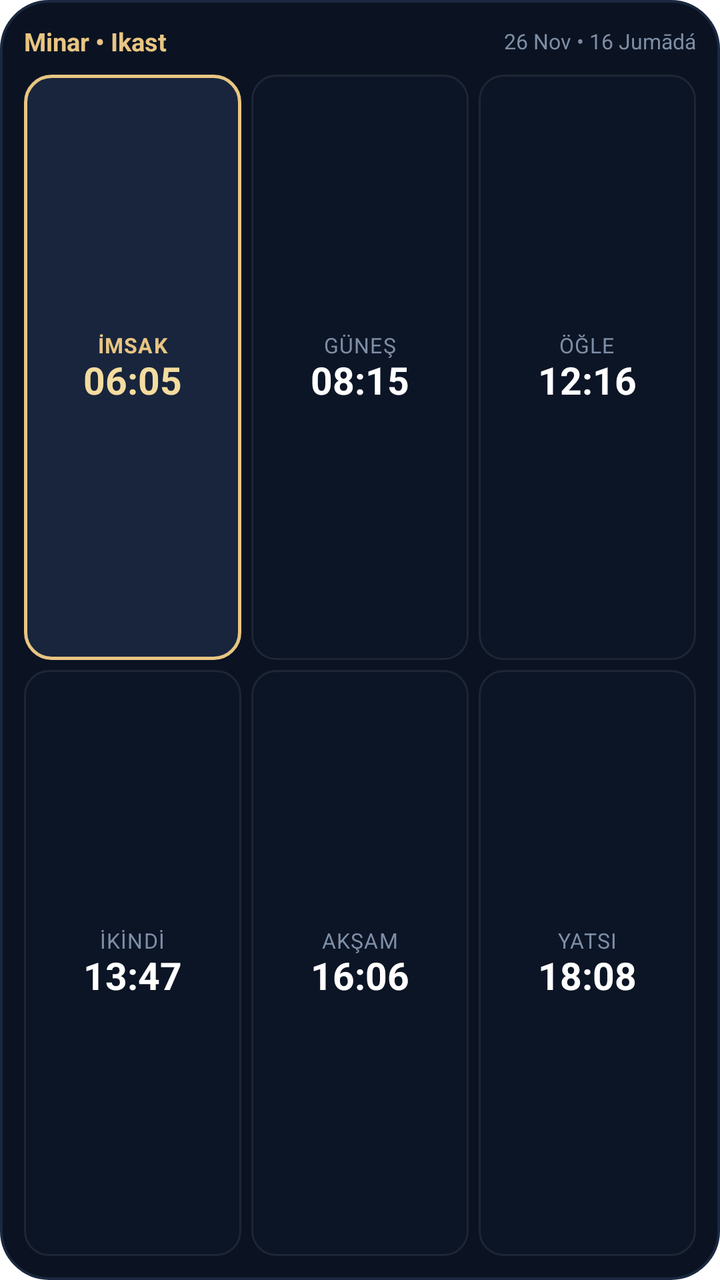
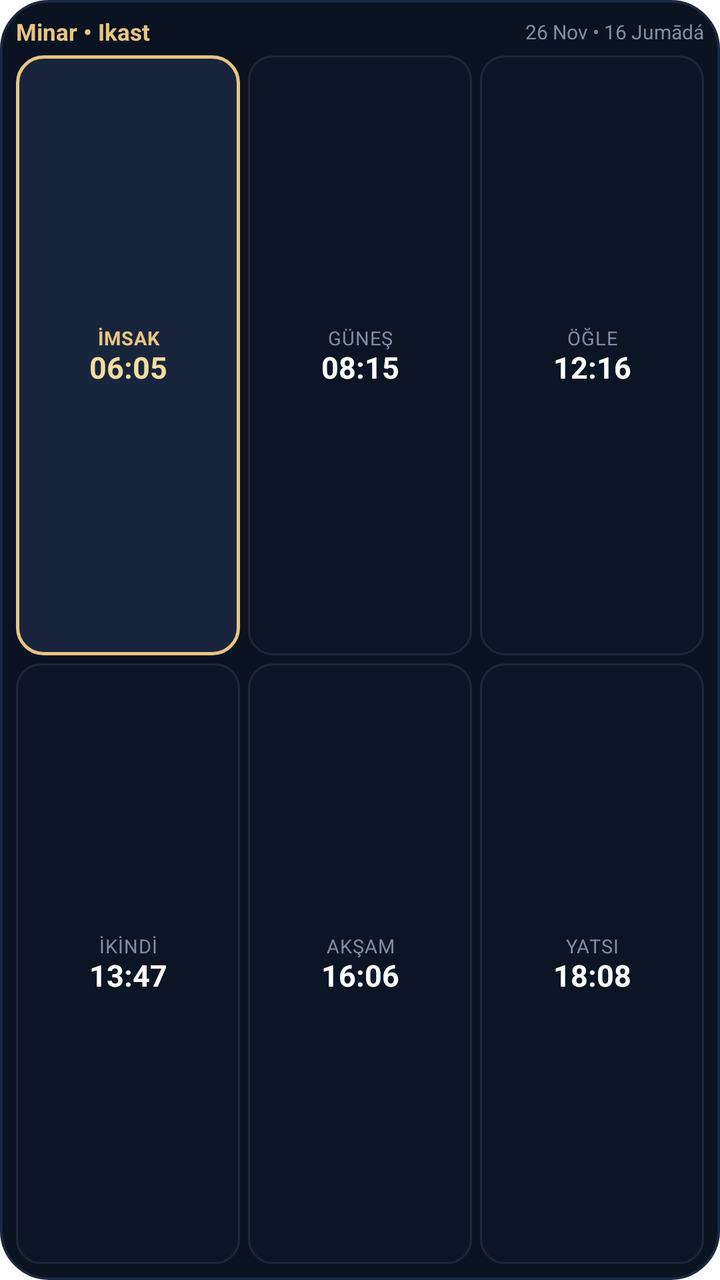

Screens rendered from an Android XML layout before and after an edit, with the pre-edit source and the edit as a unified diff.
<!-- AndroidManifest.xml: fallback theme Theme.MaterialComponents.DayNight.NoActionBar -->
<!-- res/layout/widget_timetable.xml -->
<?xml version="1.0" encoding="utf-8"?>
<LinearLayout xmlns:android="http://schemas.android.com/apk/res/android"
    android:id="@+id/widget_timetable_root"
    android:layout_width="match_parent"
    android:layout_height="match_parent"
    android:background="@drawable/widget_bg_midnight"
    android:orientation="vertical"
    android:padding="12dp">

    
    <LinearLayout
        android:id="@+id/widget_tt_header"
        android:layout_width="match_parent"
        android:layout_height="wrap_content"
        android:gravity="center_vertical"
        android:orientation="horizontal"
        android:paddingBottom="8dp">

        <TextView
            android:id="@+id/widget_tt_title"
            android:layout_width="0dp"
            android:layout_height="wrap_content"
            android:layout_weight="1"
            android:ellipsize="end"
            android:maxLines="1"
            android:text="Minar • Ikast"
            android:textColor="#E8C582"
            android:textSize="12.5sp"
            android:textStyle="bold" />

        <TextView
            android:id="@+id/widget_tt_date"
            android:layout_width="wrap_content"
            android:layout_height="wrap_content"
            android:ellipsize="end"
            android:maxLines="1"
            android:text="26 Nov • 16 Jumādá"
            android:textColor="#7E8EA6"
            android:textSize="10.5sp" />
    </LinearLayout>

    
    <LinearLayout
        android:layout_width="match_parent"
        android:layout_height="0dp"
        android:layout_weight="1"
        android:orientation="vertical">

        
        <LinearLayout
            android:layout_width="match_parent"
            android:layout_height="0dp"
            android:layout_marginBottom="5dp"
            android:layout_weight="1"
            android:orientation="horizontal">

            
            <LinearLayout
                android:id="@+id/widget_cell_0"
                android:layout_width="0dp"
                android:layout_height="match_parent"
                android:layout_marginEnd="5dp"
                android:layout_weight="1"
                android:background="@drawable/widget_cell_active_gold"
                android:gravity="center"
                android:orientation="vertical"
                android:padding="3dp">

                <TextView
                    android:id="@+id/widget_name_0"
                    android:layout_width="wrap_content"
                    android:layout_height="wrap_content"
                    android:letterSpacing="0.04"
                    android:text="İMSAK"
                    android:textColor="#E8C582"
                    android:textSize="10.5sp"
                    android:textStyle="bold" />

                <TextView
                    android:id="@+id/widget_time_0"
                    android:layout_width="wrap_content"
                    android:layout_height="wrap_content"
                    android:includeFontPadding="false"
                    android:text="06:05"
                    android:textColor="#F4DC9F"
                    android:textSize="19sp"
                    android:textStyle="bold" />
            </LinearLayout>

            
            <LinearLayout
                android:id="@+id/widget_cell_1"
                android:layout_width="0dp"
                android:layout_height="match_parent"
                android:layout_marginEnd="5dp"
                android:layout_weight="1"
                android:background="@drawable/widget_cell_normal"
                android:gravity="center"
                android:orientation="vertical"
                android:padding="3dp">

                <TextView
                    android:id="@+id/widget_name_1"
                    android:layout_width="wrap_content"
                    android:layout_height="wrap_content"
                    android:letterSpacing="0.04"
                    android:text="GÜNEŞ"
                    android:textColor="#7E8EA6"
                    android:textSize="10.5sp" />

                <TextView
                    android:id="@+id/widget_time_1"
                    android:layout_width="wrap_content"
                    android:layout_height="wrap_content"
                    android:includeFontPadding="false"
                    android:text="08:15"
                    android:textColor="#FFFFFF"
                    android:textSize="19sp"
                    android:textStyle="bold" />
            </LinearLayout>

            
            <LinearLayout
                android:id="@+id/widget_cell_2"
                android:layout_width="0dp"
                android:layout_height="match_parent"
                android:layout_weight="1"
                android:background="@drawable/widget_cell_normal"
                android:gravity="center"
                android:orientation="vertical"
                android:padding="3dp">

                <TextView
                    android:id="@+id/widget_name_2"
                    android:layout_width="wrap_content"
                    android:layout_height="wrap_content"
                    android:letterSpacing="0.04"
                    android:text="ÖĞLE"
                    android:textColor="#7E8EA6"
                    android:textSize="10.5sp" />

                <TextView
                    android:id="@+id/widget_time_2"
                    android:layout_width="wrap_content"
                    android:layout_height="wrap_content"
                    android:includeFontPadding="false"
                    android:text="12:16"
                    android:textColor="#FFFFFF"
                    android:textSize="19sp"
                    android:textStyle="bold" />
            </LinearLayout>
        </LinearLayout>

        
        <LinearLayout
            android:layout_width="match_parent"
            android:layout_height="0dp"
            android:layout_weight="1"
            android:orientation="horizontal">

            
            <LinearLayout
                android:id="@+id/widget_cell_3"
                android:layout_width="0dp"
                android:layout_height="match_parent"
                android:layout_marginEnd="5dp"
                android:layout_weight="1"
                android:background="@drawable/widget_cell_normal"
                android:gravity="center"
                android:orientation="vertical"
                android:padding="3dp">

                <TextView
                    android:id="@+id/widget_name_3"
                    android:layout_width="wrap_content"
                    android:layout_height="wrap_content"
                    android:letterSpacing="0.04"
                    android:text="İKİNDİ"
                    android:textColor="#7E8EA6"
                    android:textSize="10.5sp" />

                <TextView
                    android:id="@+id/widget_time_3"
                    android:layout_width="wrap_content"
                    android:layout_height="wrap_content"
                    android:includeFontPadding="false"
                    android:text="13:47"
                    android:textColor="#FFFFFF"
                    android:textSize="19sp"
                    android:textStyle="bold" />
            </LinearLayout>

            
            <LinearLayout
                android:id="@+id/widget_cell_4"
                android:layout_width="0dp"
                android:layout_height="match_parent"
                android:layout_marginEnd="5dp"
                android:layout_weight="1"
                android:background="@drawable/widget_cell_normal"
                android:gravity="center"
                android:orientation="vertical"
                android:padding="3dp">

                <TextView
                    android:id="@+id/widget_name_4"
                    android:layout_width="wrap_content"
                    android:layout_height="wrap_content"
                    android:letterSpacing="0.04"
                    android:text="AKŞAM"
                    android:textColor="#7E8EA6"
                    android:textSize="10.5sp" />

                <TextView
                    android:id="@+id/widget_time_4"
                    android:layout_width="wrap_content"
                    android:layout_height="wrap_content"
                    android:includeFontPadding="false"
                    android:text="16:06"
                    android:textColor="#FFFFFF"
                    android:textSize="19sp"
                    android:textStyle="bold" />
            </LinearLayout>

            
            <LinearLayout
                android:id="@+id/widget_cell_5"
                android:layout_width="0dp"
                android:layout_height="match_parent"
                android:layout_weight="1"
                android:background="@drawable/widget_cell_normal"
                android:gravity="center"
                android:orientation="vertical"
                android:padding="3dp">

                <TextView
                    android:id="@+id/widget_name_5"
                    android:layout_width="wrap_content"
                    android:layout_height="wrap_content"
                    android:letterSpacing="0.04"
                    android:text="YATSI"
                    android:textColor="#7E8EA6"
                    android:textSize="10.5sp" />

                <TextView
                    android:id="@+id/widget_time_5"
                    android:layout_width="wrap_content"
                    android:layout_height="wrap_content"
                    android:includeFontPadding="false"
                    android:text="18:08"
                    android:textColor="#FFFFFF"
                    android:textSize="19sp"
                    android:textStyle="bold" />
            </LinearLayout>
        </LinearLayout>
    </LinearLayout>
</LinearLayout>
<!-- resources referenced by this layout -->
<resources>
  <!-- drawable widget_bg_midnight (drawable) -->
  <?xml version="1.0" encoding="utf-8"?>
  <shape xmlns:android="http://schemas.android.com/apk/res/android"
      android:shape="rectangle">
      <solid android:color="#0B1322" />
      <stroke android:width="1.2dp" android:color="#1A2840" />
      <corners android:radius="24dp" />
  </shape>
  <!-- drawable widget_cell_active_gold (drawable) -->
  <?xml version="1.0" encoding="utf-8"?>
  <shape xmlns:android="http://schemas.android.com/apk/res/android"
      android:shape="rectangle">
      <solid android:color="#18253D" />
      <stroke android:width="1.5dp" android:color="#E8C582" />
      <corners android:radius="13dp" />
  </shape>
  <!-- drawable widget_cell_normal (drawable) -->
  <?xml version="1.0" encoding="utf-8"?>
  <shape xmlns:android="http://schemas.android.com/apk/res/android"
      android:shape="rectangle">
      <solid android:color="#0C1526" />
      <corners android:radius="12dp" />
      <stroke
          android:width="1dp"
          android:color="#14FFFFFF" />
  </shape>
</resources>

<!-- the commit's change to res/layout/widget_timetable.xml (unified diff, before → after) -->
@@ -5,7 +5,7 @@
     android:layout_height="match_parent"
     android:background="@drawable/widget_bg_midnight"
     android:orientation="vertical"
-    android:padding="12dp">
+    android:padding="8dp">
 
     
     <LinearLayout
@@ -14,7 +14,7 @@
         android:layout_height="wrap_content"
         android:gravity="center_vertical"
         android:orientation="horizontal"
-        android:paddingBottom="8dp">
+        android:paddingBottom="4dp">
 
         <TextView
             android:id="@+id/widget_tt_title"
@@ -25,7 +25,7 @@
             android:maxLines="1"
             android:text="Minar • Ikast"
             android:textColor="#E8C582"
-            android:textSize="12.5sp"
+            android:textSize="11.5sp"
             android:textStyle="bold" />
 
         <TextView
@@ -36,7 +36,7 @@
             android:maxLines="1"
             android:text="26 Nov • 16 Jumādá"
             android:textColor="#7E8EA6"
-            android:textSize="10.5sp" />
+            android:textSize="10sp" />
     </LinearLayout>
 
     
@@ -50,7 +50,7 @@
         <LinearLayout
             android:layout_width="match_parent"
             android:layout_height="0dp"
-            android:layout_marginBottom="5dp"
+            android:layout_marginBottom="4dp"
             android:layout_weight="1"
             android:orientation="horizontal">
 
@@ -59,31 +59,38 @@
                 android:id="@+id/widget_cell_0"
                 android:layout_width="0dp"
                 android:layout_height="match_parent"
-                android:layout_marginEnd="5dp"
+                android:layout_marginEnd="4dp"
                 android:layout_weight="1"
                 android:background="@drawable/widget_cell_active_gold"
                 android:gravity="center"
                 android:orientation="vertical"
-                android:padding="3dp">
+                android:paddingHorizontal="2dp"
+                android:paddingVertical="1dp">
 
                 <TextView
                     android:id="@+id/widget_name_0"
-                    android:layout_width="wrap_content"
-                    android:layout_height="wrap_content"
-                    android:letterSpacing="0.04"
+                    android:layout_width="match_parent"
+                    android:layout_height="wrap_content"
+                    android:ellipsize="end"
+                    android:gravity="center"
+                    android:letterSpacing="0.04"
+                    android:maxLines="1"
                     android:text="İMSAK"
                     android:textColor="#E8C582"
-                    android:textSize="10.5sp"
+                    android:textSize="9.5sp"
                     android:textStyle="bold" />
 
                 <TextView
                     android:id="@+id/widget_time_0"
-                    android:layout_width="wrap_content"
-                    android:layout_height="wrap_content"
-                    android:includeFontPadding="false"
+                    android:layout_width="match_parent"
+                    android:layout_height="wrap_content"
+                    android:ellipsize="end"
+                    android:gravity="center"
+                    android:includeFontPadding="false"
+                    android:maxLines="1"
                     android:text="06:05"
                     android:textColor="#F4DC9F"
-                    android:textSize="19sp"
+                    android:textSize="15sp"
                     android:textStyle="bold" />
             </LinearLayout>
 
@@ -92,30 +99,37 @@
                 android:id="@+id/widget_cell_1"
                 android:layout_width="0dp"
                 android:layout_height="match_parent"
-                android:layout_marginEnd="5dp"
-                android:layout_weight="1"
-                android:background="@drawable/widget_cell_normal"
-                android:gravity="center"
-                android:orientation="vertical"
-                android:padding="3dp">
+                android:layout_marginEnd="4dp"
+                android:layout_weight="1"
+                android:background="@drawable/widget_cell_normal"
+                android:gravity="center"
+                android:orientation="vertical"
+                android:paddingHorizontal="2dp"
+                android:paddingVertical="1dp">
 
                 <TextView
                     android:id="@+id/widget_name_1"
-                    android:layout_width="wrap_content"
-                    android:layout_height="wrap_content"
-                    android:letterSpacing="0.04"
+                    android:layout_width="match_parent"
+                    android:layout_height="wrap_content"
+                    android:ellipsize="end"
+                    android:gravity="center"
+                    android:letterSpacing="0.04"
+                    android:maxLines="1"
                     android:text="GÜNEŞ"
                     android:textColor="#7E8EA6"
-                    android:textSize="10.5sp" />
+                    android:textSize="9.5sp" />
 
                 <TextView
                     android:id="@+id/widget_time_1"
-                    android:layout_width="wrap_content"
-                    android:layout_height="wrap_content"
-                    android:includeFontPadding="false"
+                    android:layout_width="match_parent"
+                    android:layout_height="wrap_content"
+                    android:ellipsize="end"
+                    android:gravity="center"
+                    android:includeFontPadding="false"
+                    android:maxLines="1"
                     android:text="08:15"
                     android:textColor="#FFFFFF"
-                    android:textSize="19sp"
+                    android:textSize="15sp"
                     android:textStyle="bold" />
             </LinearLayout>
 
@@ -128,25 +142,32 @@
                 android:background="@drawable/widget_cell_normal"
                 android:gravity="center"
                 android:orientation="vertical"
-                android:padding="3dp">
+                android:paddingHorizontal="2dp"
+                android:paddingVertical="1dp">
 
                 <TextView
                     android:id="@+id/widget_name_2"
-                    android:layout_width="wrap_content"
-                    android:layout_height="wrap_content"
-                    android:letterSpacing="0.04"
+                    android:layout_width="match_parent"
+                    android:layout_height="wrap_content"
+                    android:ellipsize="end"
+                    android:gravity="center"
+                    android:letterSpacing="0.04"
+                    android:maxLines="1"
                     android:text="ÖĞLE"
                     android:textColor="#7E8EA6"
-                    android:textSize="10.5sp" />
+                    android:textSize="9.5sp" />
 
                 <TextView
                     android:id="@+id/widget_time_2"
-                    android:layout_width="wrap_content"
-                    android:layout_height="wrap_content"
-                    android:includeFontPadding="false"
+                    android:layout_width="match_parent"
+                    android:layout_height="wrap_content"
+                    android:ellipsize="end"
+                    android:gravity="center"
+                    android:includeFontPadding="false"
+                    android:maxLines="1"
                     android:text="12:16"
                     android:textColor="#FFFFFF"
-                    android:textSize="19sp"
+                    android:textSize="15sp"
                     android:textStyle="bold" />
             </LinearLayout>
         </LinearLayout>
@@ -163,30 +184,37 @@
                 android:id="@+id/widget_cell_3"
                 android:layout_width="0dp"
                 android:layout_height="match_parent"
-                android:layout_marginEnd="5dp"
-                android:layout_weight="1"
-                android:background="@drawable/widget_cell_normal"
-                android:gravity="center"
-                android:orientation="vertical"
-                android:padding="3dp">
+                android:layout_marginEnd="4dp"
+                android:layout_weight="1"
+                android:background="@drawable/widget_cell_normal"
+                android:gravity="center"
+                android:orientation="vertical"
+                android:paddingHorizontal="2dp"
+                android:paddingVertical="1dp">
 
                 <TextView
                     android:id="@+id/widget_name_3"
-                    android:layout_width="wrap_content"
-                    android:layout_height="wrap_content"
-                    android:letterSpacing="0.04"
+                    android:layout_width="match_parent"
+                    android:layout_height="wrap_content"
+                    android:ellipsize="end"
+                    android:gravity="center"
+                    android:letterSpacing="0.04"
+                    android:maxLines="1"
                     android:text="İKİNDİ"
                     android:textColor="#7E8EA6"
-                    android:textSize="10.5sp" />
+                    android:textSize="9.5sp" />
 
                 <TextView
                     android:id="@+id/widget_time_3"
-                    android:layout_width="wrap_content"
-                    android:layout_height="wrap_content"
-                    android:includeFontPadding="false"
+                    android:layout_width="match_parent"
+                    android:layout_height="wrap_content"
+                    android:ellipsize="end"
+                    android:gravity="center"
+                    android:includeFontPadding="false"
+                    android:maxLines="1"
                     android:text="13:47"
                     android:textColor="#FFFFFF"
-                    android:textSize="19sp"
+                    android:textSize="15sp"
                     android:textStyle="bold" />
             </LinearLayout>
 
@@ -195,30 +223,37 @@
                 android:id="@+id/widget_cell_4"
                 android:layout_width="0dp"
                 android:layout_height="match_parent"
-                android:layout_marginEnd="5dp"
-                android:layout_weight="1"
-                android:background="@drawable/widget_cell_normal"
-                android:gravity="center"
-                android:orientation="vertical"
-                android:padding="3dp">
+                android:layout_marginEnd="4dp"
+                android:layout_weight="1"
+                android:background="@drawable/widget_cell_normal"
+                android:gravity="center"
+                android:orientation="vertical"
+                android:paddingHorizontal="2dp"
+                android:paddingVertical="1dp">
 
                 <TextView
                     android:id="@+id/widget_name_4"
-                    android:layout_width="wrap_content"
-                    android:layout_height="wrap_content"
-                    android:letterSpacing="0.04"
+                    android:layout_width="match_parent"
+                    android:layout_height="wrap_content"
+                    android:ellipsize="end"
+                    android:gravity="center"
+                    android:letterSpacing="0.04"
+                    android:maxLines="1"
                     android:text="AKŞAM"
                     android:textColor="#7E8EA6"
-                    android:textSize="10.5sp" />
+                    android:textSize="9.5sp" />
 
                 <TextView
                     android:id="@+id/widget_time_4"
-                    android:layout_width="wrap_content"
-                    android:layout_height="wrap_content"
-                    android:includeFontPadding="false"
+                    android:layout_width="match_parent"
+                    android:layout_height="wrap_content"
+                    android:ellipsize="end"
+                    android:gravity="center"
+                    android:includeFontPadding="false"
+                    android:maxLines="1"
                     android:text="16:06"
                     android:textColor="#FFFFFF"
-                    android:textSize="19sp"
+                    android:textSize="15sp"
                     android:textStyle="bold" />
             </LinearLayout>
 
@@ -231,25 +266,32 @@
                 android:background="@drawable/widget_cell_normal"
                 android:gravity="center"
                 android:orientation="vertical"
-                android:padding="3dp">
+                android:paddingHorizontal="2dp"
+                android:paddingVertical="1dp">
 
                 <TextView
                     android:id="@+id/widget_name_5"
-                    android:layout_width="wrap_content"
-                    android:layout_height="wrap_content"
-                    android:letterSpacing="0.04"
+                    android:layout_width="match_parent"
+                    android:layout_height="wrap_content"
+                    android:ellipsize="end"
+                    android:gravity="center"
+                    android:letterSpacing="0.04"
+                    android:maxLines="1"
                     android:text="YATSI"
                     android:textColor="#7E8EA6"
-                    android:textSize="10.5sp" />
+                    android:textSize="9.5sp" />
 
                 <TextView
                     android:id="@+id/widget_time_5"
-                    android:layout_width="wrap_content"
-                    android:layout_height="wrap_content"
-                    android:includeFontPadding="false"
+                    android:layout_width="match_parent"
+                    android:layout_height="wrap_content"
+                    android:ellipsize="end"
+                    android:gravity="center"
+                    android:includeFontPadding="false"
+                    android:maxLines="1"
                     android:text="18:08"
                     android:textColor="#FFFFFF"
-                    android:textSize="19sp"
+                    android:textSize="15sp"
                     android:textStyle="bold" />
             </LinearLayout>
         </LinearLayout>
